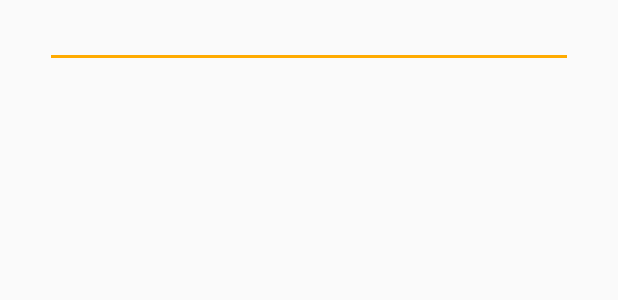
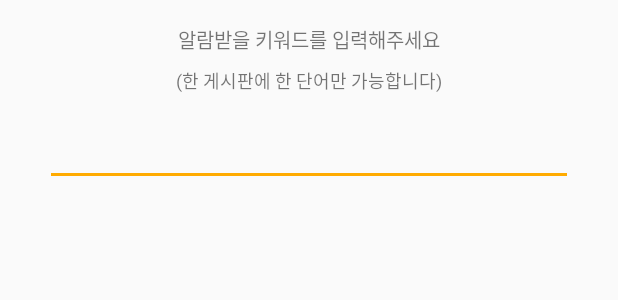
Before and after one commit to lsw3886/guichan_ge_modify, an Android app: the layout keyword_dialog.xml on its own in the app's theme, with its tools: preview values and no code run, on a phone screen of 412 x 824 dp. Shown: the top 300 px of the screen. Run offline under Robolectric (Android 15) with nearby library versions, the phone set to English and light mode, and no system bars.

Commit message:
thirds commit

```diff
--- a/app/src/main/java/lsw/guichange/Adapter/RecyclerViewAdapter/ExpandableListAdapter.java
+++ b/app/src/main/java/lsw/guichange/Adapter/RecyclerViewAdapter/ExpandableListAdapter.java
@@ -8,6 +8,8 @@ import android.view.ViewGroup;
 import android.widget.ImageView;
 import android.widget.TextView;
 import android.widget.Toast;
+
+import com.bumptech.glide.Glide;
 
 import java.util.ArrayList;
 import java.util.List;
--- a/app/src/main/java/lsw/guichange/Controller/NetworkService.java
+++ b/app/src/main/java/lsw/guichange/Controller/NetworkService.java
@@ -40,6 +40,9 @@ public interface NetworkService {
     @GET("/keyword/{token}/{keyword}/{bulletinName}")
     Call<Void> requestKeyword(@Path("token") String token, @Path("keyword") String keyword,@Path("bulletinName")String bulletinName);
 
+    @GET("/Rkeyword/{token}/{keyword}/{bulletinName}")
+    Call<Void> RemoveRequestKeyword(@Path("token") String token, @Path("keyword") String keyword,@Path("bulletinName")String bulletinName);
+
     @GET("/categories/")
     Call<List<exItem>>get_category();
 
--- a/app/src/main/java/lsw/guichange/fragment/Expandable.java
+++ b/app/src/main/java/lsw/guichange/fragment/Expandable.java
@@ -26,6 +26,7 @@ import android.widget.EditText;
 import android.widget.ImageView;
 import android.widget.Toast;
 
+import com.bumptech.glide.Glide;
 import com.google.firebase.database.DatabaseReference;
 import com.google.firebase.database.FirebaseDatabase;
 import com.google.firebase.iid.FirebaseInstanceId;
@@ -196,7 +197,7 @@ public class Expandable extends Fragment {
 
 
         AlertDialog alert = new AlertDialog.Builder(getActivity())
-                .setTitle("알림")
+                .setTitle("게시판 추가하기")
                 .setPositiveButton("전송", new DialogInterface.OnClickListener() {
                     public void onClick(DialogInterface dialog, int which) {
 
--- a/app/src/main/res/layout/keyword_dialog.xml
+++ b/app/src/main/res/layout/keyword_dialog.xml
@@ -1,11 +1,39 @@
 <?xml version="1.0" encoding="utf-8"?>
-<LinearLayout xmlns:android="http://schemas.android.com/apk/res/android"
+<RelativeLayout xmlns:android="http://schemas.android.com/apk/res/android"
     android:layout_width="match_parent"
-    android:layout_height="match_parent">
+    android:layout_height="match_parent"
+    android:orientation="vertical">
+    <TextView
+        android:layout_width="match_parent"
+        android:layout_height="wrap_content"
+        android:layout_marginRight="30dp"
+        android:layout_marginTop="16dp"
+        android:layout_marginLeft="30dp"
+        android:layout_centerHorizontal="true"
+        android:textSize="@dimen/material_text_body2"
+        android:textAlignment="center"
+        android:layout_marginBottom="8dp"
+        android:id="@+id/keyword_dialog_head"
+        android:text="알람받을 키워드를 입력해주세요"/>
+    <TextView
+        android:layout_width="match_parent"
+        android:layout_height="wrap_content"
+        android:layout_marginLeft="30dp"
+        android:layout_marginRight="30dp"
+        android:layout_marginBottom="16dp"
+        android:layout_centerHorizontal="true"
+        android:text="(한 게시판에 한 단어만 가능합니다)"
+        android:textAlignment="center"
+        android:textSize="@dimen/material_text_caption"
+        android:id="@+id/keyword_dialog_contents"
+        android:layout_below="@id/keyword_dialog_head"
+        />
     <EditText
         android:layout_width="match_parent"
         android:layout_height="wrap_content"
         android:layout_marginLeft="30dp"
         android:layout_marginRight="30dp"
-        android:id="@+id/KeywordInput" />
-</LinearLayout>
+        android:layout_marginBottom="16dp"
+        android:id="@+id/KeywordInput"
+        android:layout_below="@id/keyword_dialog_contents"/>
+</RelativeLayout>
```
Also changed, not shown: app/src/main/java/lsw/guichange/Activity/PostActivity.java (+32 -6 lines), app/src/main/java/lsw/guichange/Controller/ApplicationController.java (+8 -9 lines), app/src/main/res/layout/activity_post.xml (+46 -46 lines).
